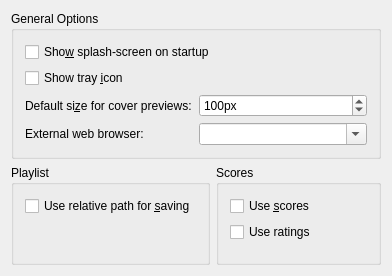
First picture: the form in src/configdialog/dialogs/GeneralConfig.ui, repository KDE/amarok, before the edit.
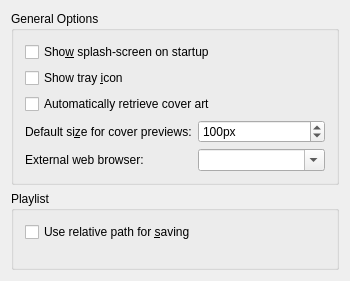
Second picture: the form after the edit.

Commit message: General config changes:  - Remove scoring/rating options. They will be both enabled.  - Add checkbox to toggle Automatic cover art retrieval. Not functional but a placeholder. TODO: Move relative playlist saving option to the save playlist dialog

Patch:
```diff
--- a/src/configdialog/dialogs/GeneralConfig.ui
+++ b/src/configdialog/dialogs/GeneralConfig.ui
@@ -5,8 +5,8 @@
    <rect>
     <x>0</x>
     <y>0</y>
-    <width>392</width>
-    <height>276</height>
+    <width>350</width>
+    <height>281</height>
    </rect>
   </property>
   <layout class="QGridLayout" >
@@ -29,20 +29,7 @@
         </property>
        </widget>
       </item>
-      <item row="1" column="0" colspan="2" >
-       <widget class="QCheckBox" name="kcfg_ShowTrayIcon" >
-        <property name="toolTip" >
-         <string>Check to enable the Amarok system tray icon.</string>
-        </property>
-        <property name="whatsThis" >
-         <string>Check to enable the Amarok system tray icon.</string>
-        </property>
-        <property name="text" >
-         <string>Show tray &amp;icon</string>
-        </property>
-       </widget>
-      </item>
-      <item row="2" column="0" >
+      <item row="6" column="0" >
        <widget class="QLabel" name="textLabel1" >
         <property name="toolTip" >
          <string>Size of the cover image in the context viewer in pixels.</string>
@@ -61,7 +48,7 @@
         </property>
        </widget>
       </item>
-      <item row="2" column="1" >
+      <item row="6" column="1" >
        <widget class="QSpinBox" name="kcfg_CoverPreviewSize" >
         <property name="toolTip" >
          <string>Size of the cover images in the context viewer in pixels.</string>
@@ -83,7 +70,7 @@
         </property>
        </widget>
       </item>
-      <item row="3" column="0" >
+      <item row="7" column="0" >
        <widget class="QLabel" name="textLabel1_2" >
         <property name="text" >
          <string>External web browser:</string>
@@ -93,7 +80,7 @@
         </property>
        </widget>
       </item>
-      <item row="3" column="1" >
+      <item row="7" column="1" >
        <widget class="QComboBox" name="kcfg_ExternalBrowser" >
         <property name="toolTip" >
          <string>Select browser from the list or type in filename of custom browser</string>
@@ -103,12 +90,30 @@
         </property>
        </widget>
       </item>
+      <item row="2" column="0" colspan="2" >
+       <widget class="QCheckBox" name="checkBox" >
+        <property name="text" >
+         <string>Automatically retrieve cover art</string>
+        </property>
+       </widget>
+      </item>
+      <item row="1" column="0" >
+       <widget class="QCheckBox" name="kcfg_ShowTrayIcon" >
+        <property name="toolTip" >
+         <string>Check to enable the Amarok system tray icon.</string>
+        </property>
+        <property name="whatsThis" >
+         <string>Check to enable the Amarok system tray icon.</string>
+        </property>
+        <property name="text" >
+         <string>Show tray &amp;icon</string>
+        </property>
+       </widget>
+      </item>
      </layout>
     </widget>
    </item>
    <item row="1" column="0" >
-    <layout class="QHBoxLayout" >
-     <item>
       <widget class="QGroupBox" name="groupBox2" >
        <property name="title" >
         <string>Playlist</string>
@@ -142,66 +147,6 @@
         </item>
        </layout>
       </widget>
-     </item>
-     <item>
-      <widget class="QGroupBox" name="groupBox" >
-       <property name="title" >
-        <string>Scores</string>
-       </property>
-       <layout class="QVBoxLayout" name="verticalLayout_2" >
-        <item>
-         <widget class="QCheckBox" name="kcfg_UseScores" >
-          <property name="toolTip" >
-           <string>Scores for tracks are calculated automatically, based on your listening habits.</string>
-          </property>
-          <property name="text" >
-           <string>Use &amp;scores</string>
-          </property>
-          <property name="checked" >
-           <bool>false</bool>
-          </property>
-         </widget>
-        </item>
-        <item>
-         <widget class="QCheckBox" name="kcfg_UseRatings" >
-          <property name="toolTip" >
-           <string>You can assign ratings to tracks manually, from 1 to 5 stars.</string>
-          </property>
-          <property name="text" >
-           <string>Use ratings</string>
-          </property>
-         </widget>
-        </item>
-        <item>
-         <spacer name="verticalSpacer_2" >
-          <property name="orientation" >
-           <enum>Qt::Vertical</enum>
-          </property>
-          <property name="sizeHint" stdset="0" >
-           <size>
-            <width>20</width>
-            <height>40</height>
-           </size>
-          </property>
-         </spacer>
-        </item>
-       </layout>
-      </widget>
-     </item>
-    </layout>
-   </item>
-   <item row="2" column="0" >
-    <spacer>
-     <property name="orientation" >
-      <enum>Qt::Vertical</enum>
-     </property>
-     <property name="sizeHint" stdset="0" >
-      <size>
-       <width>20</width>
-       <height>0</height>
-      </size>
-     </property>
-    </spacer>
    </item>
   </layout>
  </widget>
```
Left out of the diff: 21 changed lines with no effect on the pictures. Lines whose indentation alone changed are shown as unchanged.
